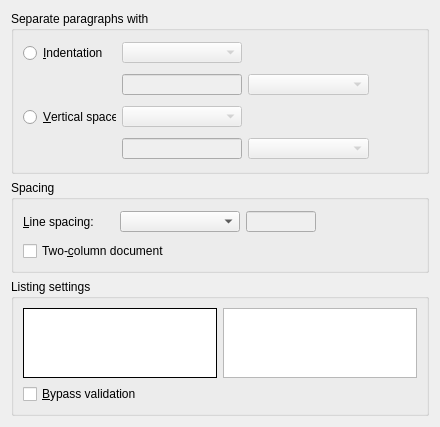
Above: src/frontends/qt4/ui/TextLayoutUi.ui from cburschka/lyx before the change. Below: the same form after it.
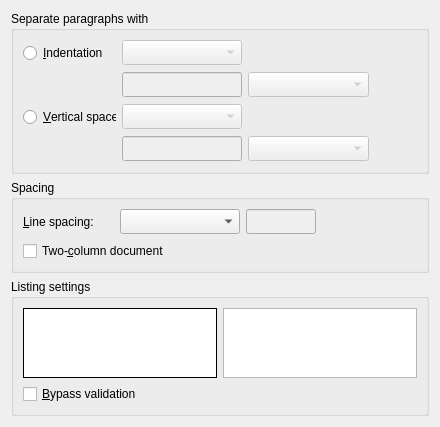
That is the form after the change. Custom widgets are drawn as their Qt base class.

Commit message: * TextLayoutUi.ui: 	- fix widget heights. 	(maybe it's time to move the listings widget on its own pane?)

The edit to the form file:
```diff
--- a/src/frontends/qt4/ui/TextLayoutUi.ui
+++ b/src/frontends/qt4/ui/TextLayoutUi.ui
@@ -64,7 +64,7 @@
         <property name="maximumSize">
          <size>
           <width>121</width>
-          <height>21</height>
+          <height>25</height>
          </size>
         </property>
         <property name="toolTip">
@@ -108,7 +108,7 @@
         <property name="maximumSize">
          <size>
           <width>121</width>
-          <height>21</height>
+          <height>25</height>
          </size>
         </property>
         <property name="toolTip">
@@ -133,7 +133,7 @@
         <property name="maximumSize">
          <size>
           <width>16777215</width>
-          <height>21</height>
+          <height>25</height>
          </size>
         </property>
         <property name="toolTip">
@@ -184,7 +184,7 @@
         <property name="maximumSize">
          <size>
           <width>121</width>
-          <height>21</height>
+          <height>25</height>
          </size>
         </property>
         <property name="toolTip">
@@ -228,7 +228,7 @@
         <property name="maximumSize">
          <size>
           <width>121</width>
-          <height>21</height>
+          <height>25</height>
          </size>
         </property>
         <property name="toolTip">
@@ -250,7 +250,7 @@
         <property name="maximumSize">
          <size>
           <width>16777215</width>
-          <height>21</height>
+          <height>25</height>
          </size>
         </property>
         <property name="toolTip">
@@ -337,7 +337,7 @@
         <property name="maximumSize">
          <size>
           <width>121</width>
-          <height>21</height>
+          <height>25</height>
          </size>
         </property>
         <property name="toolTip">
@@ -368,7 +368,7 @@
         <property name="maximumSize">
          <size>
           <width>70</width>
-          <height>21</height>
+          <height>25</height>
          </size>
         </property>
         <property name="toolTip">
```
